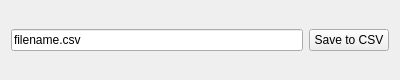
Qt form src/WhiskerToolbox/IO_Widgets/PointLoaderWidget/CSV/CSVPointSaver_Widget.ui (paulmthompson/WhiskerToolbox) before a commit.
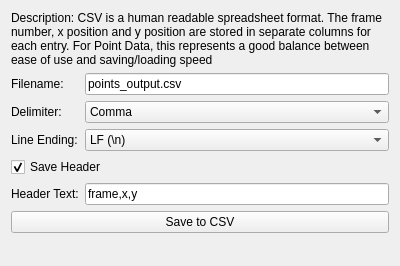
The same form after that commit.

Commit message: point saver widget updated

```diff
--- a/src/WhiskerToolbox/IO_Widgets/PointLoaderWidget/CSV/CSVPointSaver_Widget.ui
+++ b/src/WhiskerToolbox/IO_Widgets/PointLoaderWidget/CSV/CSVPointSaver_Widget.ui
@@ -7,20 +7,112 @@
     <x>0</x>
     <y>0</y>
     <width>400</width>
-    <height>80</height>
+    <height>266</height>
    </rect>
   </property>
   <property name="windowTitle">
    <string>Form</string>
   </property>
-  <layout class="QHBoxLayout" name="horizontalLayout">
+  <layout class="QVBoxLayout" name="verticalLayout">
    <item>
-    <widget class="QLineEdit" name="save_filename_edit">
+    <widget class="QLabel" name="label_2">
      <property name="text">
-      <string>filename.csv</string>
+      <string>Description: CSV is a human readable spreadsheet format. The frame number, x position and y position are stored in separate columns for each entry. For Point Data, this represents a good balance between ease of use and saving/loading speed </string>
+     </property>
+     <property name="wordWrap">
+      <bool>true</bool>
      </property>
     </widget>
    </item>
+   <item>
+    <layout class="QGridLayout" name="gridLayout">
+     <item row="0" column="1">
+      <widget class="QLineEdit" name="save_filename_edit">
+       <property name="text">
+        <string>points_output.csv</string>
+       </property>
+      </widget>
+     </item>
+     <item row="2" column="1">
+      <widget class="QComboBox" name="line_ending_combo">
+       <item>
+        <property name="text">
+         <string>LF (\n)</string>
+        </property>
+       </item>
+       <item>
+        <property name="text">
+         <string>CRLF (\r\n)</string>
+        </property>
+       </item>
+      </widget>
+     </item>
+     <item row="0" column="0">
+      <widget class="QLabel" name="label_filename">
+       <property name="text">
+        <string>Filename:</string>
+       </property>
+      </widget>
+     </item>
+     <item row="1" column="1">
+      <widget class="QComboBox" name="delimiter_saver_combo">
+       <item>
+        <property name="text">
+         <string>Comma</string>
+        </property>
+       </item>
+       <item>
+        <property name="text">
+         <string>Space</string>
+        </property>
+       </item>
+       <item>
+        <property name="text">
+         <string>Tab</string>
+        </property>
+       </item>
+      </widget>
+     </item>
+     <item row="4" column="1">
+      <widget class="QLineEdit" name="header_text_edit">
+       <property name="text">
+        <string>frame,x,y</string>
+       </property>
+      </widget>
+     </item>
+     <item row="1" column="0">
+      <widget class="QLabel" name="label_delimiter_saver">
+       <property name="text">
+        <string>Delimiter:</string>
+       </property>
+      </widget>
+     </item>
+     <item row="3" column="0" colspan="2">
+      <widget class="QCheckBox" name="save_header_checkbox">
+       <property name="text">
+        <string>Save Header</string>
+       </property>
+       <property name="checked">
+        <bool>true</bool>
+       </property>
+      </widget>
+     </item>
+     <item row="2" column="0">
+      <widget class="QLabel" name="label_line_ending">
+       <property name="text">
+        <string>Line Ending:</string>
+       </property>
+      </widget>
+     </item>
+     <item row="4" column="0">
+      <widget class="QLabel" name="label_header_text">
+       <property name="text">
+        <string>Header Text:</string>
+       </property>
+      </widget>
+     </item>
+    </layout>
+   </item>
    <item>
     <widget class="QPushButton" name="save_action_button">
      <property name="text">
@@ -28,6 +120,19 @@
      </property>
     </widget>
    </item>
+   <item>
+    <spacer name="verticalSpacer">
+     <property name="orientation">
+      <enum>Qt::Orientation::Vertical</enum>
+     </property>
+     <property name="sizeHint" stdset="0">
+      <size>
+       <width>20</width>
+       <height>40</height>
+      </size>
+     </property>
+    </spacer>
+   </item>
   </layout>
  </widget>
  <resources/>
```
Left out of the diff: 2 changed lines with no effect on the pictures. The commit also changes 6 other files.
